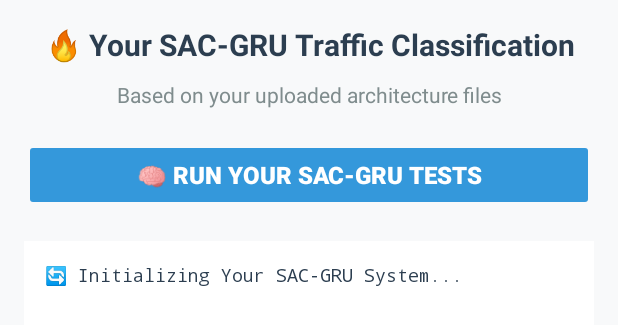
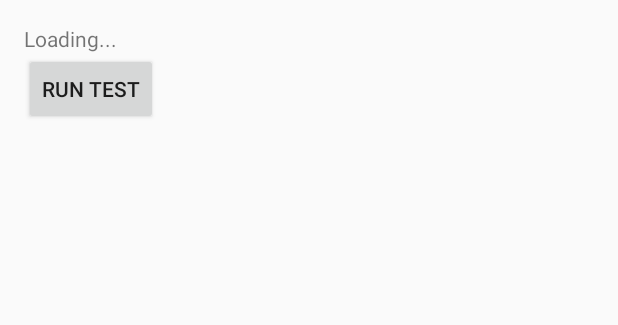
Before and after one commit to sudhindra-a700/Samsung-solution-problem-statement-9, an Android app built with Jetpack Compose: the layout activity_main.xml on its own in the app's theme, with its tools: preview values and no code run, on a phone screen of 412 x 824 dp. Shown: the top 325 px of the screen. Run offline under Robolectric (Android 15) with nearby library versions, the phone set to English and light mode, and no system bars.

Commit message:
Update activity_main.xml

```diff
--- a/src/SAC-GRU-Android/app/src/main/res/layout/activity_main.xml
+++ b/src/SAC-GRU-Android/app/src/main/res/layout/activity_main.xml
@@ -3,57 +3,18 @@
     android:layout_width="match_parent"
     android:layout_height="match_parent"
     android:orientation="vertical"
-    android:padding="16dp"
-    android:background="#f8f9fa">
+    android:padding="16dp">
 
     <TextView
-        android:layout_width="match_parent"
+        android:id="@+id/result_text"
+        android:layout_width="wrap_content"
         android:layout_height="wrap_content"
-        android:text="🔥 Your SAC-GRU Traffic Classification"
-        android:textSize="20sp"
-        android:textStyle="bold"
-        android:gravity="center"
-        android:textColor="#2c3e50"
-        android:layout_marginBottom="10dp" />
-
-    <TextView
-        android:layout_width="match_parent"
-        android:layout_height="wrap_content"
-        android:text="Based on your uploaded architecture files"
-        android:textSize="14sp"
-        android:gravity="center"
-        android:textColor="#7f8c8d"
-        android:layout_marginBottom="20dp" />
+        android:text="Loading..." />
 
     <Button
         android:id="@+id/test_button"
-        android:layout_width="match_parent"
+        android:layout_width="wrap_content"
         android:layout_height="wrap_content"
-        android:text="🧠 Run Your SAC-GRU Tests"
-        android:textSize="16sp"
-        android:textStyle="bold"
-        android:layout_marginBottom="20dp"
-        android:enabled="false"
-        android:backgroundTint="#3498db"
-        android:textColor="#ffffff" />
-
-    <ScrollView
-        android:layout_width="match_parent"
-        android:layout_height="match_parent"
-        android:background="#ffffff"
-        android:padding="2dp">
-
-        <TextView
-            android:id="@+id/result_text"
-            android:layout_width="match_parent"
-            android:layout_height="wrap_content"
-            android:text="🔄 Initializing Your SAC-GRU System..."
-            android:textSize="12sp"
-            android:fontFamily="monospace"
-            android:textColor="#2c3e50"
-            android:padding="12dp"
-            android:lineSpacingExtra="2dp" />
-
-    </ScrollView>
+        android:text="Run Test" />
 
 </LinearLayout>
```
